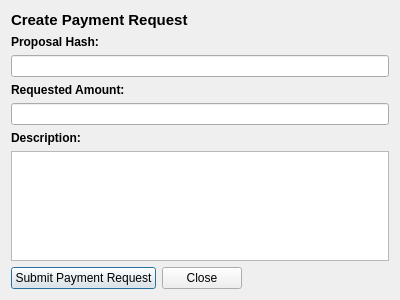
Above: src/qt/forms/communityfundcreatepaymentrequestdialog.ui from navcoin/navcoin-core before the change. Below: the same form after it.
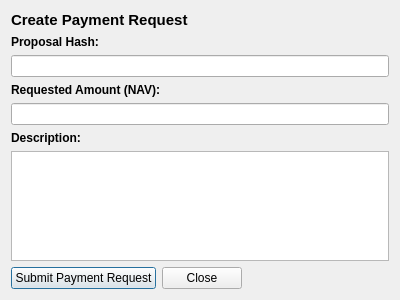
That is the form after the change. Custom widgets are drawn as their Qt base class.

Commit message: added NAV to amount titles for creating proposals and payment requests

Patch:
```diff
--- a/src/qt/forms/communityfundcreatepaymentrequestdialog.ui
+++ b/src/qt/forms/communityfundcreatepaymentrequestdialog.ui
@@ -67,7 +67,7 @@
         </font>
        </property>
        <property name="text">
-        <string>Requested Amount:</string>
+        <string>Requested Amount (NAV):</string>
        </property>
       </widget>
      </item>
```
The commit also changes 1 other file.
